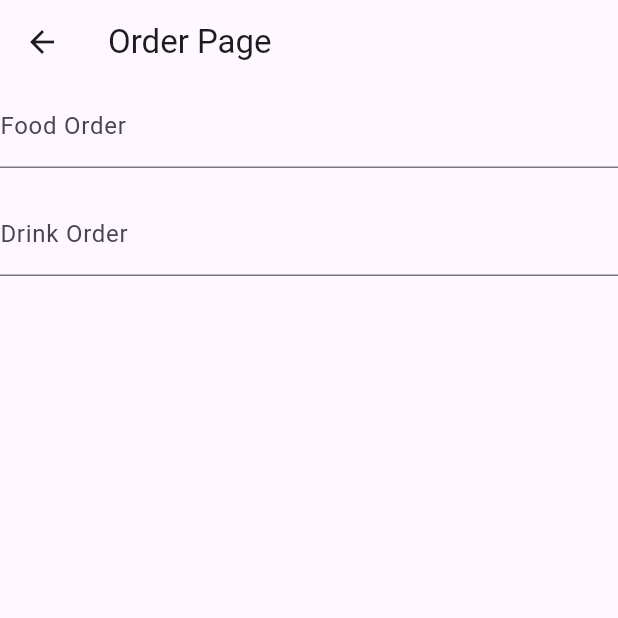
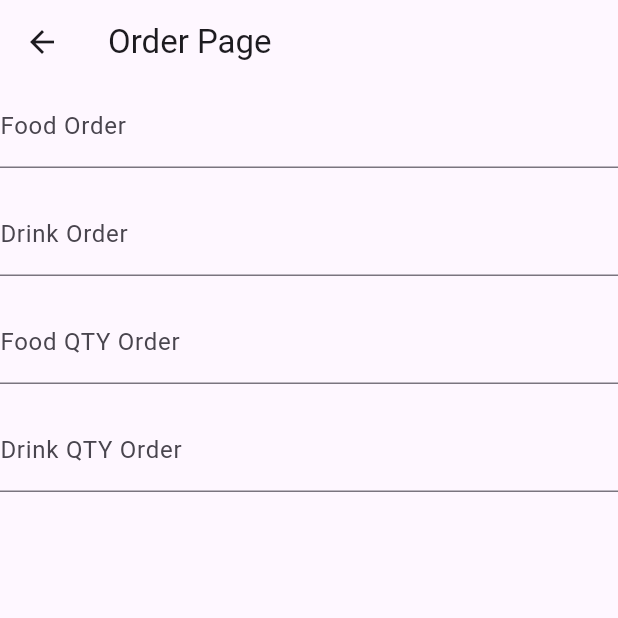
Before and after one commit to bimbim1214/20220140065_act4, a Flutter app: the OrderPage screen opened directly, on a phone screen of 412 x 824 dp, the top half of it. Run offline on Flutter 3.47's test engine with Material 3 defaults, Android fonts, the phone set to English and light mode, and no system bars.

Commit message:
Menambahkan form untuk input jumlah pesanan makanan dan minuman dengan validasi

```diff
--- a/lib/order_page.dart
+++ b/lib/order_page.dart
@@ -55,6 +55,26 @@ class _OrderPageState extends State<OrderPage> {
                 return null;
               },
             ),
+            TextFormField(
+              controller: jumlahMakananController,
+              decoration: const InputDecoration(labelText: 'Food QTY Order'),
+              validator: (value) {
+                if (value == null || value.isEmpty){
+                  return 'Please enter your food order';
+                }
+                return null;
+              },
+            ),
+            TextFormField(
+              controller: jumlahMakananController,
+              decoration: const InputDecoration(labelText: 'Drink QTY Order'),
+              validator: (value) {
+                if (value == null || value.isEmpty){
+                  return 'Please enter your drink order';
+                }
+                return null;
+              },
+            ),
 
           ],
         )
```
